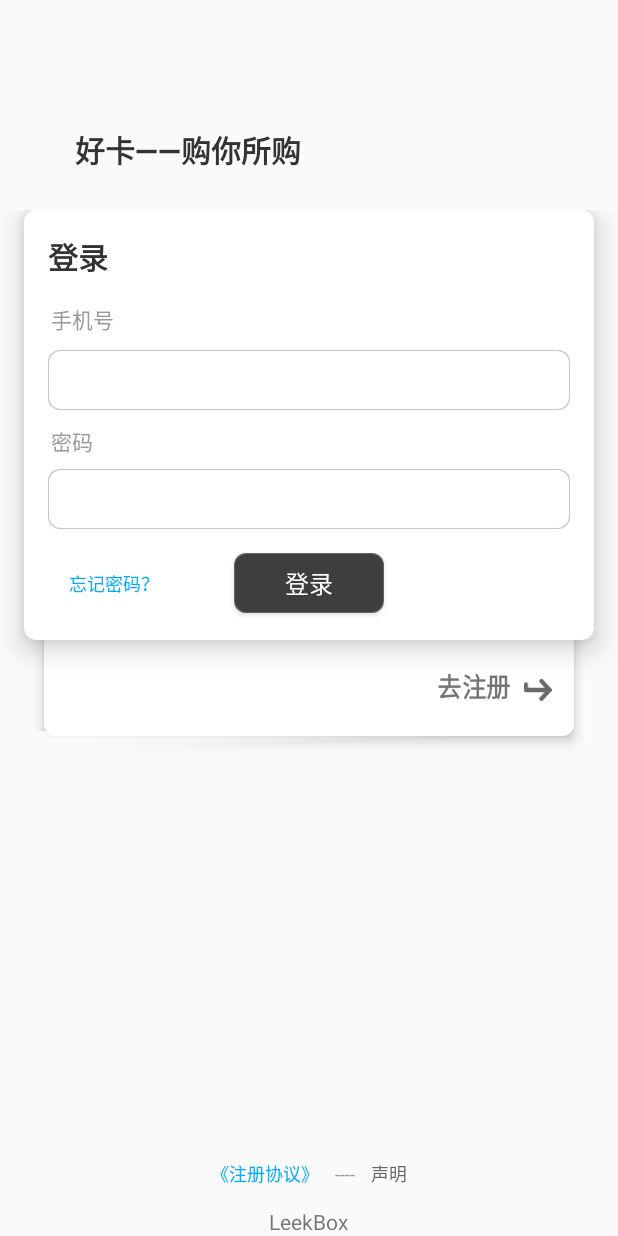
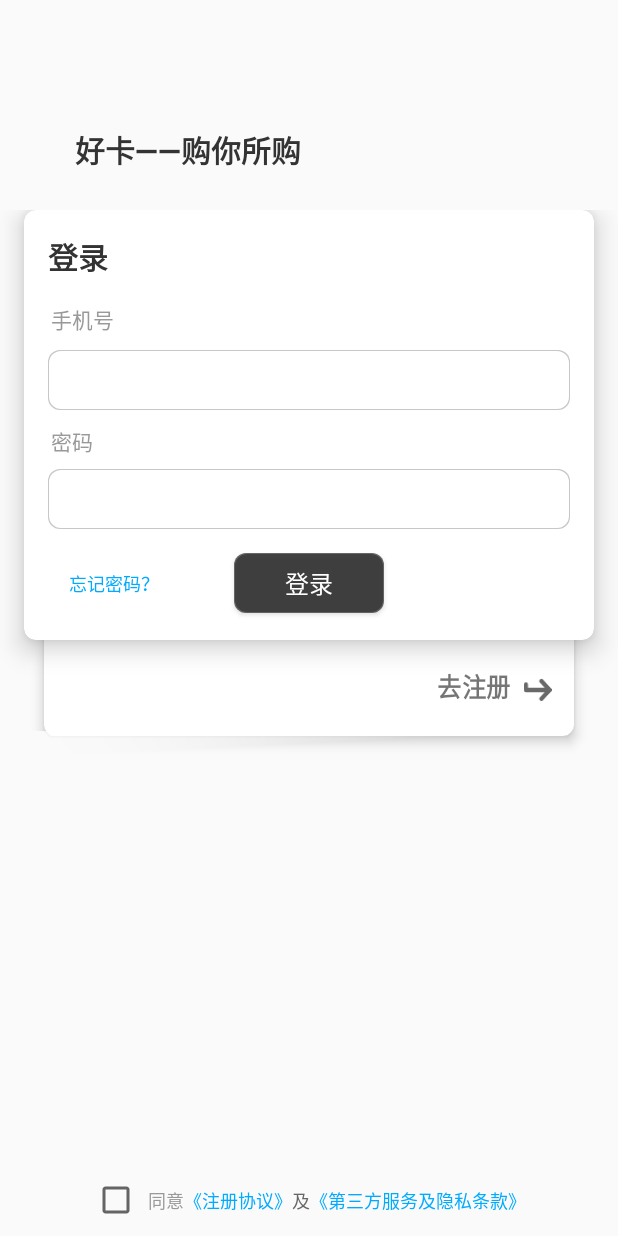
Before and after one commit to goodCardTeam/goodCard2, an Android app: the layout activity_login.xml on its own in the app's theme, with its tools: preview values and no code run, on a phone screen of 412 x 824 dp. Run offline under Robolectric (Android 15) with nearby library versions, the phone set to English and light mode, and no system bars.

Commit message:
添加mob分享

```diff
--- a/app/src/main/AndroidManifest.xml
+++ b/app/src/main/AndroidManifest.xml
@@ -11,8 +11,10 @@
         android:networkSecurityConfig="@xml/network_config"
         android:roundIcon="@mipmap/ic_launcher_round"
         android:supportsRtl="true"
+        android:usesCleartextTraffic="true"
         android:theme="@style/Theme.AppCompat.Light.NoActionBar">
-        <activity android:name=".ui.activity.CertificationActivity"></activity>
+        <activity android:name=".ui.activity.WebActivity"></activity>
+        <activity android:name=".ui.activity.CertificationActivity" />
         <activity android:name=".ui.activity.PayActivity" />
         <activity android:name=".ui.activity.AboutActivity" />
         <activity android:name=".ui.activity.SignActivity" />
@@ -22,7 +24,7 @@
         <activity android:name=".ui.activity.CreateTradeOrderActivity" />
         <activity android:name=".ui.activity.PointActivity" />
         <activity android:name=".ui.activity.BuyActivity" />
-        <activity android:name=".ui.activity.TbGoodDetailActivity"/>
+        <activity android:name=".ui.activity.TbGoodDetailActivity" />
         <activity android:name=".ui.activity.SplashActivity">
             <intent-filter>
                 <action android:name="android.intent.action.MAIN" />
--- a/app/src/main/java/com/dytj/goodcard/AppConfig.java
+++ b/app/src/main/java/com/dytj/goodcard/AppConfig.java
@@ -113,6 +113,10 @@ public class AppConfig {
      */
     public static final String MD5_KEY="JT9UKBS9R2I7zbv7VzeP11paJ2I09vy9";
 
+    /**
+     * mob分享隐私协议
+     */
+    public static final String H5_MOB_AGREEMENT="http://www.mob.com/about/policy";
 
 
 
--- a/app/src/main/java/com/dytj/goodcard/MyApplication.java
+++ b/app/src/main/java/com/dytj/goodcard/MyApplication.java
@@ -30,6 +30,8 @@ import com.scwang.smartrefresh.layout.header.ClassicsHeader;
 import com.tencent.bugly.Bugly;
 
 import java.util.List;
+
+import androidx.multidex.MultiDex;
 
 
 /**
@@ -78,6 +80,8 @@ public class MyApplication extends Application {
         super.onCreate();
         this.instance = (MyApplication) getApplicationContext();
         context = (MyApplication) getApplicationContext();
+        // 解决 Error: null, Cannot fit requested classes in a single dex file (# methods: 68426 > 65536)
+        MultiDex.install(this);
         //初始化Bugly
         Bugly.init(getApplicationContext(), AppConfig.BUGLY_APP_ID, false);
         //初始化穿山甲
--- a/app/src/main/java/com/dytj/goodcard/ui/activity/SplashActivity.java
+++ b/app/src/main/java/com/dytj/goodcard/ui/activity/SplashActivity.java
@@ -27,6 +27,7 @@ import com.dytj.goodcard.presenter.LoginContact;
 import com.dytj.goodcard.presenter.LoginPresenter;
 import com.dytj.goodcard.utils.MyToast;
 import com.dytj.goodcard.utils.PreferenceHelper;
+import com.dytj.goodcard.utils.SystemToolUtils;
 import com.dytj.goodcard.utils.TTAdManagerHolder;
 import com.dytj.goodcard.utils.WeakHandler;
 
@@ -66,6 +67,9 @@ public class SplashActivity extends LifecycleBaseActivity<LoginPresenter>
         setContentView(R.layout.activity_splash);
         setDarkStatusIcon(true);
 //        setPermission(permissions);
+
+//        SystemToolUtils.getSignMd5Str();
+        Log.e("aaa","好卡md5:"+SystemToolUtils.getSignMd5Str());
         initData();
     }
 
--- a/app/src/main/res/layout/activity_login.xml
+++ b/app/src/main/res/layout/activity_login.xml
@@ -428,58 +428,48 @@
 
     <!--底部-->
     <LinearLayout
-        android:id="@+id/linearLayout4"
-        android:layout_width="match_parent"
-        android:layout_height="wrap_content"
-        android:gravity="center_horizontal"
-        android:orientation="vertical">
-
-        <LinearLayout
             android:id="@+id/linearLayout"
-            android:layout_width="wrap_content"
+            android:layout_width="match_parent"
             android:layout_height="wrap_content"
             android:layout_marginBottom="8dp"
             android:layout_marginEnd="16dp"
             android:layout_marginStart="16dp"
-            android:gravity="center_vertical"
+            android:gravity="center_horizontal"
             android:orientation="horizontal">
 
+
+        <CheckBox
+            android:id="@+id/checkbox_agree"
+            android:layout_width="wrap_content"
+            android:layout_height="wrap_content"
+            android:checked="false"/>
+        <TextView
+            android:layout_width="wrap_content"
+            android:layout_height="wrap_content"
+            android:layout_marginLeft="5dp"
+            android:text="同意"
+            android:textColor="@color/gray_9"
+            android:textSize="12sp" />
             <TextView
                 android:id="@+id/agreement_user"
                 android:layout_width="wrap_content"
                 android:layout_height="wrap_content"
-                android:padding="5dp"
                 android:text="@string/agreement_user"
                 android:textColor="@color/blue_00"
                 android:textSize="12sp" />
-
-            <TextView
-                android:id="@+id/add"
-                android:layout_width="wrap_content"
-                android:layout_height="wrap_content"
-                android:layout_marginLeft="5dp"
-                android:layout_marginRight="5dp"
-                android:text="----"
-                android:textColor="@color/gray_9"
-                android:textSize="12sp" />
-
             <TextView
                 android:id="@+id/agreement_privacy"
                 android:layout_width="wrap_content"
                 android:layout_height="wrap_content"
-                android:padding="5dp"
-                android:text="声明"
+                android:text="及"
                 android:textColor="@color/gray_6"
                 android:textSize="12sp" />
-
-        </LinearLayout>
-
         <TextView
-            android:id="@+id/textView"
+            android:id="@+id/agreement_share"
             android:layout_width="wrap_content"
             android:layout_height="wrap_content"
-            android:text="@string/login_bottom" />
-
-
-    </LinearLayout>
+            android:text="@string/agreement_share"
+            android:textColor="@color/blue_00"
+            android:textSize="12sp" />
+     </LinearLayout>
 </LinearLayout>
--- a/app/src/main/res/layout/fragment_mine.xml
+++ b/app/src/main/res/layout/fragment_mine.xml
@@ -173,6 +173,7 @@
             </RelativeLayout>
 
             <LinearLayout
+                android:id="@+id/mine_order"
                 android:layout_width="match_parent"
                 android:layout_height="wrap_content"
                 android:padding="10dp"
--- a/app/src/main/res/values/strings.xml
+++ b/app/src/main/res/values/strings.xml
@@ -1,7 +1,7 @@
 <resources>
     <string name="app_name">好卡</string>
-    <string name="login_bottom">LeekBox</string>
     <string name="agreement_user">《注册协议》</string>
+    <string name="agreement_share">《第三方服务及隐私条款》</string>
     <string name="agreement_privacy">agreement_privacy</string>
     <string name="phone_login">登录</string>
     <string name="phone_register">注册</string>
--- a/build.gradle
+++ b/build.gradle
@@ -8,7 +8,8 @@ buildscript {
     }
     dependencies {
         classpath 'com.android.tools.build:gradle:3.5.0'
-
+        //mob分享
+        classpath "com.mob.sdk:MobSDK:2018.0319.1724"
         // NOTE: Do not place your application dependencies here; they belong
         // in the individual module build.gradle files
     }
```
Also changed, not shown: app/build.gradle (+34 -1 lines), app/src/main/java/com/dytj/goodcard/ui/activity/LoginActivity.java (+16 -0 lines), app/src/main/java/com/dytj/goodcard/ui/activity/WebActivity.java (added, +62 -0 lines), app/src/main/java/com/dytj/goodcard/ui/fragment/MineFragment.java (+63 -0 lines), app/src/main/java/com/dytj/goodcard/utils/SystemToolUtils.java (+48 -0 lines), app/src/main/res/layout/activity_web.xml (added, +14 -0 lines).
